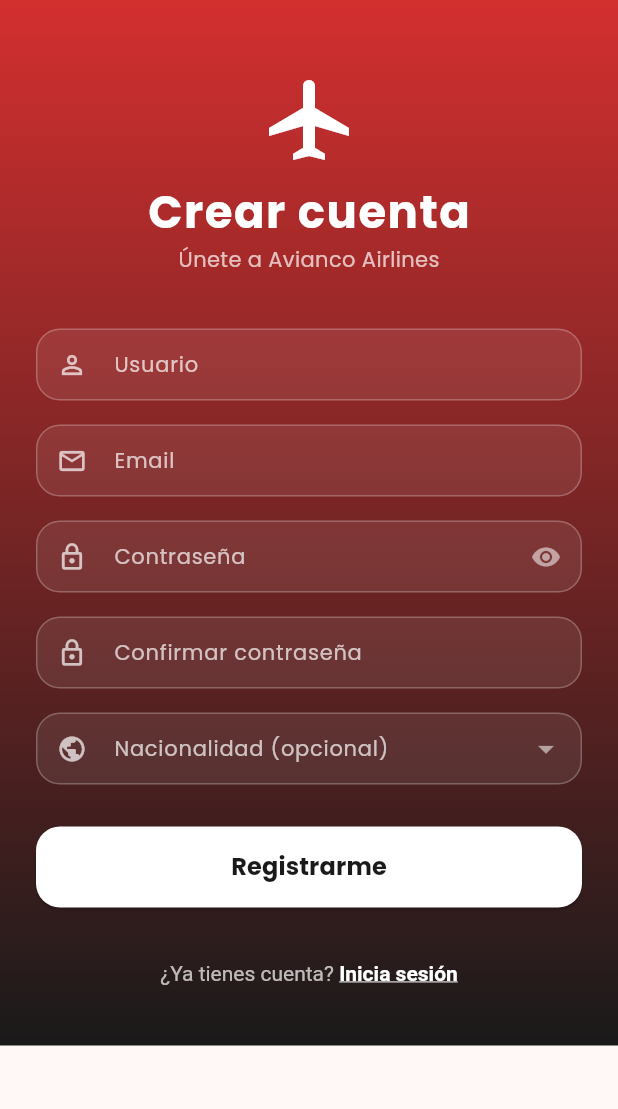
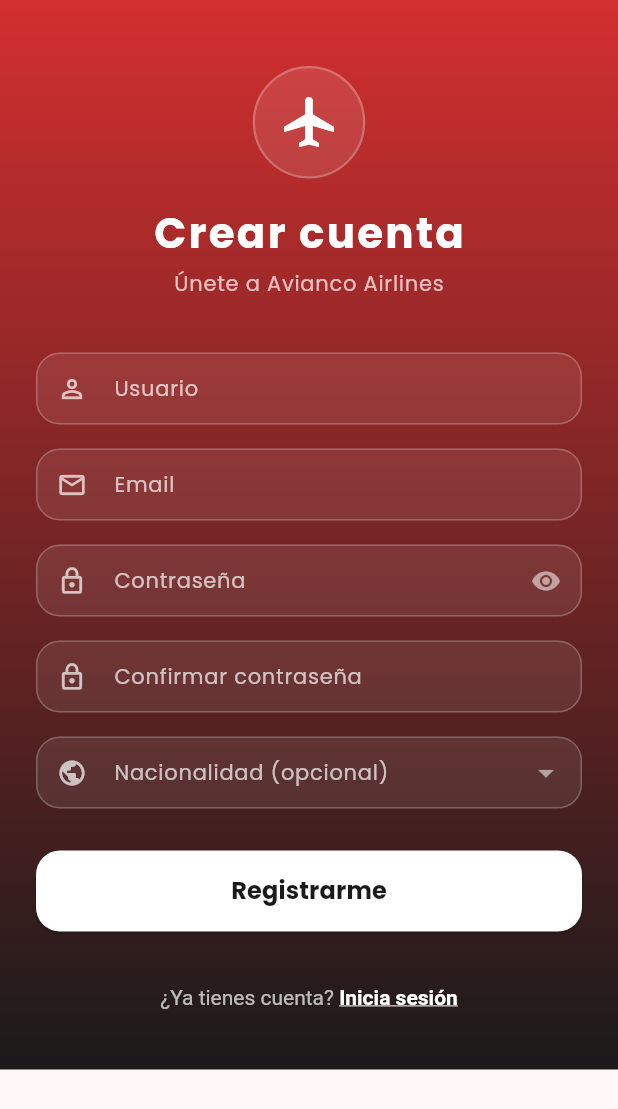
Before and after one commit to JossGuerrero/Avianco_flutter, a Flutter app: the RegisterScreen screen opened by its route, on a phone screen of 412 x 824 dp. Shown: the top 1109 px of the screen. Run offline on Flutter 3.47's test engine with Material 3 defaults, Android fonts, the phone set to English and light mode, and no system bars; our stand-ins replace fl_chart, google_fonts, shared_preferences; accounts and stored records are empty; network calls fail.

Commit message:
registro con logotipo y espaciados

```diff
--- a/lib/screens/register_screen.dart
+++ b/lib/screens/register_screen.dart
@@ -121,25 +121,41 @@
               key: _formKey,
               child: Column(
                 children: [
-                  const SizedBox(height: 24),
-                  const Icon(
-                    Icons.airplanemode_active,
-                    size: 64,
-                    color: Colors.white,
+                  const SizedBox(height: 20),
+                  Container(
+                    padding: const EdgeInsets.all(16),
+                    decoration: BoxDecoration(
+                      color: Colors.white.withValues(alpha: 0.1),
+                      shape: BoxShape.circle,
+                      border: Border.all(
+                        color: Colors.white24,
+                        width: 1.5,
+                      ),
+                    ),
+                    child: const Icon(
+                      Icons.airplanemode_active,
+                      size: 40,
+                      color: Colors.white,
+                    ),
                   ),
-                  const SizedBox(height: 8),
+                  const SizedBox(height: 16),
                   const Text(
                     'Crear cuenta',
                     style: TextStyle(
-                      fontSize: 30,
+                      fontSize: 28,
                       fontWeight: FontWeight.bold,
                       color: Colors.white,
-                      letterSpacing: 1,
+                      letterSpacing: 1.5,
                     ),
                   ),
+                  const SizedBox(height: 4),
                   const Text(
                     'Únete a Avianco Airlines',
-                    style: TextStyle(color: Colors.white70, fontSize: 14),
+                    style: TextStyle(
+                      color: Colors.white70,
+                      fontSize: 14,
+                      letterSpacing: 0.5,
+                    ),
                   ),
                   const SizedBox(height: 36),
                   TextFormField(
```
